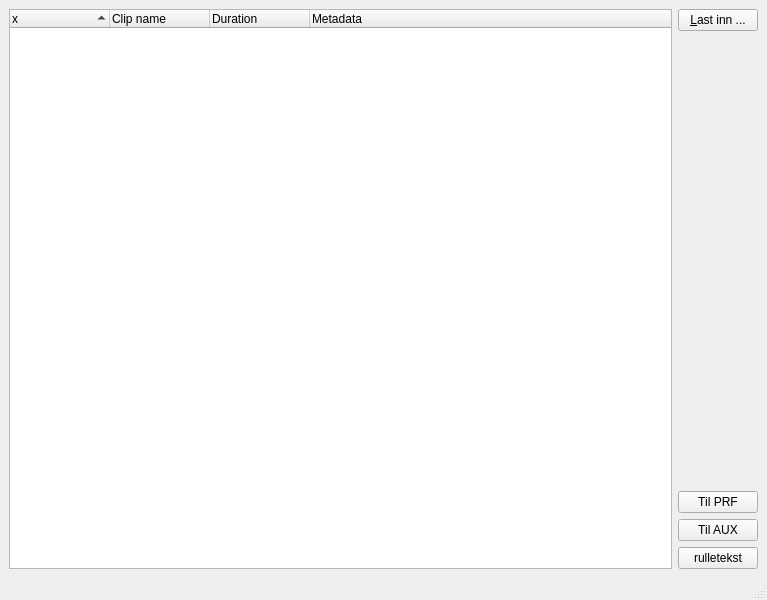
Before: the Qt Designer form src/gui/pling-plong-odometer.ui in havardgulldahl/pling-plong-odometer, drawn with Qt 5.
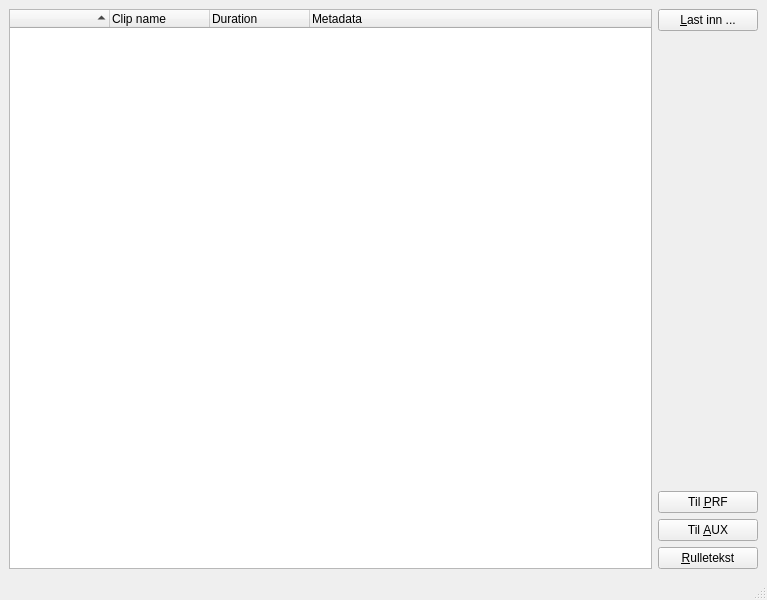
After: the same form once the commit is applied.

Commit message: Properly computing audible frames, and displaying it nicely in the gui with some metadata on the side

The edit to the form file:
```diff
--- a/src/gui/pling-plong-odometer.ui
+++ b/src/gui/pling-plong-odometer.ui
@@ -24,6 +24,31 @@
         </property>
        </widget>
       </item>
+      <item>
+       <widget class="QLabel" name="metadata">
+        <property name="sizePolicy">
+         <sizepolicy hsizetype="Minimum" vsizetype="Preferred">
+          <horstretch>0</horstretch>
+          <verstretch>0</verstretch>
+         </sizepolicy>
+        </property>
+        <property name="minimumSize">
+         <size>
+          <width>100</width>
+          <height>0</height>
+         </size>
+        </property>
+        <property name="text">
+         <string/>
+        </property>
+        <property name="textFormat">
+         <enum>Qt::RichText</enum>
+        </property>
+        <property name="wordWrap">
+         <bool>true</bool>
+        </property>
+       </widget>
+      </item>
       <item>
        <spacer name="verticalSpacer">
         <property name="orientation">
@@ -40,21 +65,21 @@
       <item>
        <widget class="QPushButton" name="PRFButton">
         <property name="text">
-         <string>Til PRF</string>
+         <string>Til &amp;PRF</string>
         </property>
        </widget>
       </item>
       <item>
        <widget class="QPushButton" name="AUXButton">
         <property name="text">
-         <string>Til AUX</string>
+         <string>Til &amp;AUX</string>
         </property>
        </widget>
       </item>
       <item>
        <widget class="QPushButton" name="CreditsButton">
         <property name="text">
-         <string>rulletekst</string>
+         <string>&amp;Rulletekst</string>
         </property>
        </widget>
       </item>
@@ -74,9 +99,6 @@
       <property name="alternatingRowColors">
        <bool>true</bool>
       </property>
-      <property name="rootIsDecorated">
-       <bool>false</bool>
-      </property>
       <property name="uniformRowHeights">
        <bool>true</bool>
       </property>
@@ -85,7 +107,7 @@
       </property>
       <column>
        <property name="text">
-        <string>x</string>
+        <string> </string>
        </property>
       </column>
       <column>
```
Left out of the diff: 9 changed lines with no effect on the pictures. The commit also changes 1 other file.
